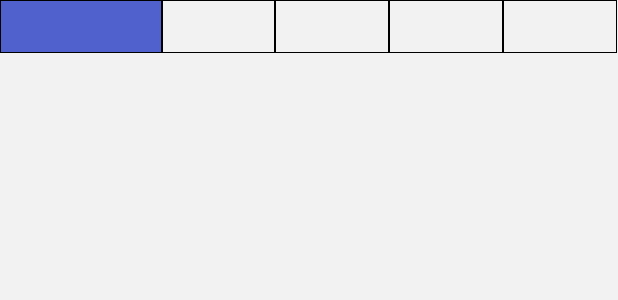
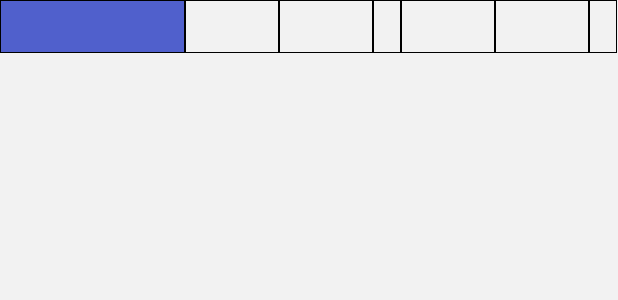
Before and after one commit to Asadjon/ProductComparison, an Android app: the layout compare_param_item.xml on its own in the app's theme, with its tools: preview values and no code run, on a phone screen of 412 x 824 dp. Shown: the top 300 px of the screen. Run offline under Robolectric (Android 15) with nearby library versions, the phone set to English and light mode, and no system bars.

Commit message:
added column for compare table

```diff
--- a/app/src/main/res/drawable/baseline_compare_arrows_24.xml
+++ b/app/src/main/res/drawable/baseline_compare_arrows_24.xml
@@ -1,4 +1,4 @@
-<vector xmlns:android="http://schemas.android.com/apk/res/android" android:autoMirrored="true" android:height="24dp" android:tint="@color/teal_200" android:viewportHeight="24" android:viewportWidth="24" android:width="24dp">
+<vector xmlns:android="http://schemas.android.com/apk/res/android" android:autoMirrored="true" android:height="24dp" android:tint="@color/text2" android:viewportHeight="24" android:viewportWidth="24" android:width="24dp">
 
     <path android:fillColor="@color/white" android:pathData="M9.01,14H2v2h7.01v3L13,15l-3.99,-4V14zM14.99,13v-3H22V8h-7.01V5L11,9L14.99,13z"/>
 
--- a/app/src/main/res/layout/compare_param_item.xml
+++ b/app/src/main/res/layout/compare_param_item.xml
@@ -6,6 +6,14 @@
         <variable
             name="parameter"
             type="com.cyberpantera.productcomparison.models.ParameterRow" />
+
+        <variable
+            name="isHideCorresponds"
+            type="Boolean" />
+
+        <import type="com.cyberpantera.productcomparison.models.ParameterRow.Corresponds" />
+
+        <import type="android.view.View" />
     </data>
 
     <LinearLayout
@@ -15,26 +23,44 @@
         tools:showIn="@layout/fragment_compare">
 
         <TextView
+            style="@style/compare_param.name"
             android:layout_weight="1"
-            android:text="@{parameter.name}"
-            style="@style/compare_param.name" />
+            android:text="@{parameter.name}" />
 
-        <TextView
-            android:text="@{parameter.products[0].values[0]}"
-            style="@style/compare_param.value"/>
+        <LinearLayout
+            android:layout_width="0dp"
+            android:layout_height="wrap_content"
+            android:layout_weight="2.333333333333333"
+            android:orientation="horizontal">
 
-        <TextView
-            android:text="@{parameter.products[0].values[1]}"
-            style="@style/compare_param.value"/>
+            <TextView
+                style="@style/compare_param.value"
+                android:text="@{parameter.products.get(0).values.get(0)}" />
 
-        <TextView
-            android:text="@{parameter.products[1].values[0]}"
-            style="@style/compare_param.value"/>
+            <TextView
+                style="@style/compare_param.value"
+                android:text="@{parameter.products.get(0).values.get(1)}" />
 
-        <TextView
-            android:text="@{parameter.products[1].values[1]}"
-            style="@style/compare_param.value" />
+            <TextView
+                style="@style/compare_param"
+                android:layout_weight=".3"
+                android:background="@{Corresponds.getColor(parameter.products.get(0).correspond)}"
+                android:visibility="@{isHideCorresponds ? View.GONE : View.VISIBLE}" />
 
+            <TextView
+                style="@style/compare_param.value"
+                android:text="@{parameter.products.get(1).values.get(0)}" />
+
+            <TextView
+                style="@style/compare_param.value"
+                android:text="@{parameter.products.get(1).values.get(1)}" />
+
+            <TextView
+                style="@style/compare_param"
+                android:layout_weight=".3"
+                android:background="@{Corresponds.getColor(parameter.products.get(1).correspond)}"
+                android:visibility="@{isHideCorresponds ? View.GONE : View.VISIBLE}" />
+        </LinearLayout>
     </LinearLayout>
 
 </layout>
--- a/app/src/main/res/values/colors.xml
+++ b/app/src/main/res/values/colors.xml
@@ -27,4 +27,6 @@
     <color name="shadow">#2E2E2E</color>
     <color name="text">#232323</color>
     <color name="text2">#FFFFFF</color>
+    <color name="correspond_yes">#00C853</color>
+    <color name="correspond_no">#D50000</color>
 </resources>
--- a/app/src/main/res/values/styles.xml
+++ b/app/src/main/res/values/styles.xml
@@ -28,6 +28,8 @@
     </style>
 
     <style name="compare_param">
+        <item name="android:layout_width">0dp</item>
+        <item name="android:layout_height">match_parent</item>
         <item name="android:gravity">center_vertical|start</item>
         <item name="android:textSize">18sp</item>
         <item name="android:textStyle">bold</item>
@@ -40,26 +42,20 @@
     </style>
 
     <style name="compare_param.name">
-        <item name="android:layout_width">0dp</item>
-        <item name="android:layout_height">match_parent</item>
         <item name="android:layout_weight">1</item>
         <item name="theme">@style/Compare_Param.Name</item>
         <item name="android:textAppearance">@style/Compare_Param.Name</item>
     </style>
 
     <style name="compare_param.value">
-        <item name="android:layout_width">0dp</item>
-        <item name="android:layout_height">match_parent</item>
         <item name="android:textStyle">italic</item>
-        <item name="android:layout_weight">0.7</item>
+        <item name="android:layout_weight">1</item>
         <item name="theme">@style/Compare_Param.Value</item>
         <item name="android:textAppearance">@style/Compare_Param.Value</item>
     </style>
 
     <style name="compare_param.header_name">
-        <item name="android:layout_width">0dp</item>
-        <item name="android:layout_height">wrap_content</item>
-        <item name="android:layout_weight">0.7</item>
+        <item name="android:layout_weight">1</item>
         <item name="android:textAlignment">center</item>
         <item name="theme">@style/Compare_Param.Header</item>
         <item name="android:textAppearance">@style/Compare_Param.Header</item>
```
Also changed, not shown: app/src/main/java/com/cyberpantera/productcomparison/adapters/CompareProductAdapter.java (+10 -3 lines), app/src/main/java/com/cyberpantera/productcomparison/fragments/compare/CompareViewModel.java (+3 -23 lines), app/src/main/java/com/cyberpantera/productcomparison/fragments/compare/TableViewModel.java (added, +44 -0 lines), app/src/main/java/com/cyberpantera/productcomparison/fragments/energy_calculation/EnergyCalculationFragment.java (+3 -9 lines), app/src/main/java/com/cyberpantera/productcomparison/fragments/energy_calculation/EnergyCalculationViewModel.java (+13 -22 lines), app/src/main/java/com/cyberpantera/productcomparison/models/ParameterRow.java (+30 -0 lines), app/src/main/res/layout/fragment_compare.xml (+33 -17 lines), app/src/main/res/layout/fragment_energy_calculation.xml (+1 -76 lines).
